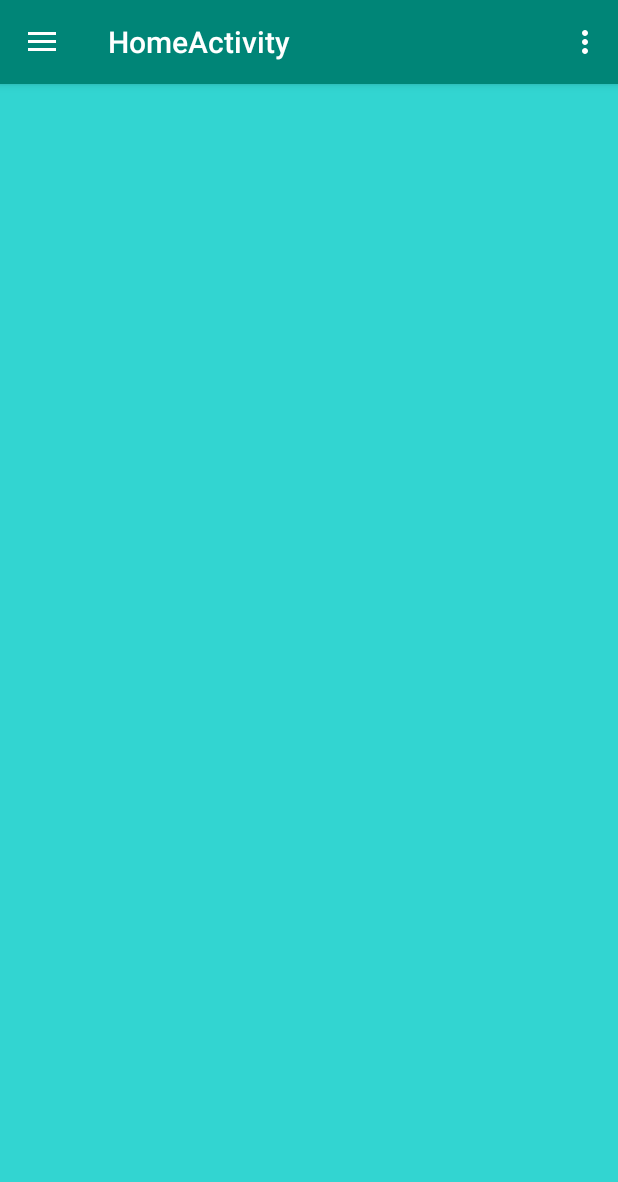
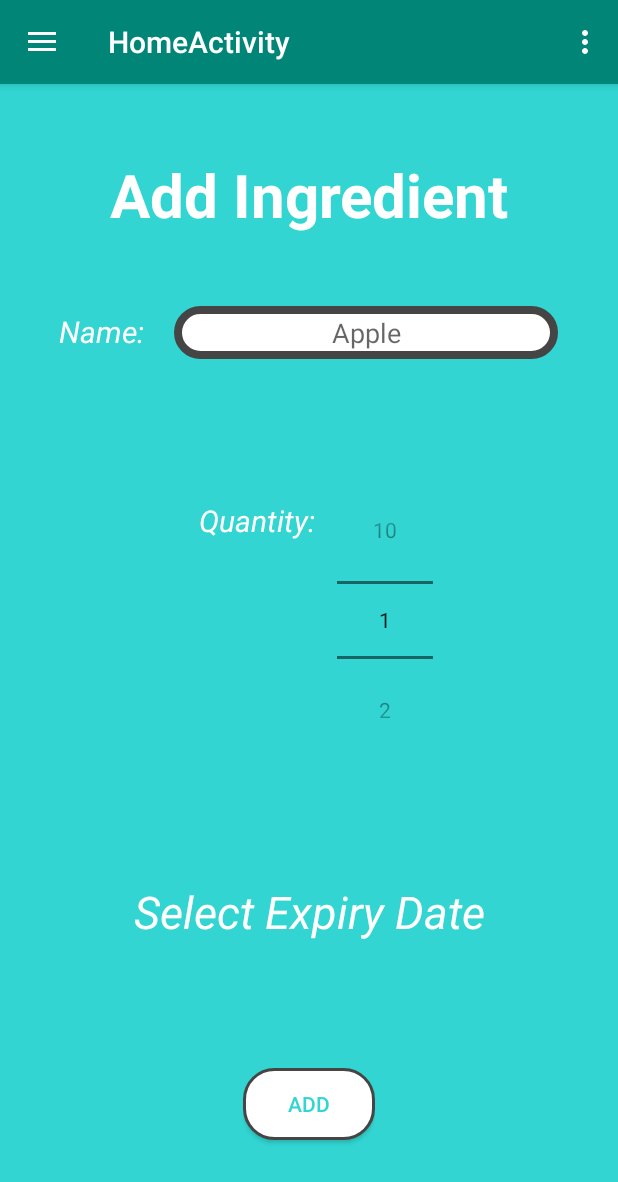
Before and after one commit to Saransh-kalra/Edith-Grocery_Management_app, an Android app: the screen it shows after launch once a user with an empty profile is signed in (NavDrawerHomeActivity), after a tap on "Scan Receipt / Add Items", on a phone screen of 412 x 824 dp. Shown: the top 1182 px of the screen. Run offline under Robolectric (Android 15) with nearby library versions, the phone set to English and light mode, and no system bars; our stand-ins replace Firebase (no records; nobody signed in at launch, a user with empty details on screens opened directly), Picasso; pictures from the network do not load; 1 other tap on this screen came first.

Commit message:
fragment add ingredient front end with quantity pick and date picker

```diff
--- a/Edith/app/src/main/java/com/example/edith/NavDrawerHomeActivity.java
+++ b/Edith/app/src/main/java/com/example/edith/NavDrawerHomeActivity.java
@@ -147,6 +147,10 @@ public class NavDrawerHomeActivity extends AppCompatActivity
         int id = item.getItemId();
 
         if (id == R.id.nav_add_items) {
+            fragmentManager = getSupportFragmentManager();
+            fragmentTransaction = fragmentManager.beginTransaction();
+            fragmentTransaction.add(R.id.container_fragment, new add_ingredient());
+            fragmentTransaction.commit();
 
         } else if (id == R.id.nav_statistics) {
 
--- /dev/null
+++ b/Edith/app/src/main/java/com/example/edith/add_ingredient.java
@@ -0,0 +1,70 @@
+package com.example.edith;
+
+import android.app.DatePickerDialog;
+import android.graphics.Color;
+import android.graphics.drawable.ColorDrawable;
+import android.os.Bundle;
+import android.view.LayoutInflater;
+import android.view.View;
+import android.view.ViewGroup;
+import android.widget.NumberPicker;
+import android.widget.TextView;
+
+import java.util.Calendar;
+
+import androidx.fragment.app.Fragment;
+
+public class add_ingredient extends Fragment {
+
+    NumberPicker mNumberPicker;
+    private TextView mDisplayDate;
+    private DatePickerDialog.OnDateSetListener mDateSetListener;
+
+    @Override
+    public void onStart() {
+        super.onStart();
+
+        mDisplayDate = getView().findViewById(R.id.ExpiryDate);
+
+        mDisplayDate.setOnClickListener(new View.OnClickListener() {
+            @Override
+            public void onClick(View view) {
+                Calendar cal = Calendar.getInstance();
+                int year = cal.get(Calendar.YEAR);
+                int month = cal.get(Calendar.MONTH);
+                int day = cal.get(Calendar.DAY_OF_MONTH);
+
+                DatePickerDialog dialog = new DatePickerDialog(
+                        getActivity(),
+                        android.R.style.Theme_Holo_Light_Dialog_MinWidth,
+                        mDateSetListener,
+                        year,month,day);
+                dialog.getWindow().setBackgroundDrawable(new ColorDrawable(Color.TRANSPARENT));
+                dialog.show();
+            }
+        });
+
+        int minValue = 1;
+        int maxValue = 10;
+        int step = 1;
+
+        String[] numberValues = new String[maxValue/minValue];
+
+        for (int i = minValue; i <= maxValue; i+= step)
+        {
+            numberValues[(i/step)-1] = String.valueOf(i);
+        }
+
+        mNumberPicker = getView().findViewById(R.id.number_picker);
+
+        mNumberPicker.setMinValue(1);
+        mNumberPicker.setMaxValue(10);
+    }
+
+    @Override
+    public View onCreateView(LayoutInflater inflater, ViewGroup container,
+                             Bundle savedInstanceState) {
+        // Inflate the layout for this fragment
+        return inflater.inflate(R.layout.activity_add_ingredient, container, false);
+    }
+}
--- /dev/null
+++ b/Edith/app/src/main/res/layout/activity_add_ingredient.xml
@@ -0,0 +1,173 @@
+<?xml version="1.0" encoding="utf-8"?>
+<RelativeLayout
+    xmlns:android="http://schemas.android.com/apk/res/android"
+    xmlns:app="http://schemas.android.com/apk/res-auto"
+    xmlns:tools="http://schemas.android.com/tools"
+    android:layout_width="match_parent"
+    android:layout_height="match_parent"
+    android:background="#32d5d1">
+
+    <LinearLayout
+        android:layout_width="match_parent"
+        android:layout_marginTop="20dp"
+        android:layout_height="match_parent"
+        android:layout_weight = "1"
+        android:orientation="vertical">
+
+        <LinearLayout
+            android:layout_width="match_parent"
+            android:layout_height="wrap_content"
+            android:gravity="center"
+            android:layout_weight="1"
+            android:orientation="horizontal">
+
+            <TextView
+                android:id="@+id/textView5"
+                android:layout_width="wrap_content"
+                android:layout_height="wrap_content"
+                android:layout_alignParentTop="true"
+                android:layout_centerHorizontal="true"
+                android:layout_weight="0.5"
+                android:gravity="center"
+                android:text="Add Ingredient"
+                android:textColor="#ffffff"
+                android:textSize="40sp"
+                android:textStyle="bold"
+                app:layout_constraintEnd_toEndOf="parent"
+                app:layout_constraintStart_toStartOf="parent"
+                app:layout_constraintTop_toTopOf="parent" />
+        </LinearLayout>
+
+        <LinearLayout
+            android:layout_width="wrap_content"
+            android:layout_height="wrap_content"
+            android:layout_gravity="center"
+            android:layout_margin="10dp"
+            android:layout_weight="1"
+            android:orientation="horizontal">
+
+            <TextView
+                android:id="@+id/textView7"
+                android:layout_width="wrap_content"
+                android:layout_height="wrap_content"
+                android:layout_alignLeft="@+id/textView8"
+                android:layout_alignParentTop="true"
+                android:layout_alignStart="@+id/textView8"
+                android:layout_margin="10dp"
+                android:layout_weight="1"
+                android:gravity="center"
+                android:text="Name:"
+                android:textColor="#ffffff"
+                android:textSize="20sp"
+                android:textStyle="normal|italic"
+                tools:layout_editor_absoluteX="35dp"
+                tools:layout_editor_absoluteY="140dp" />
+
+            <EditText
+                android:id="@+id/ingredient_name"
+                android:layout_width="wrap_content"
+                android:layout_height="wrap_content"
+                android:layout_below="@+id/textView6"
+                android:layout_centerHorizontal="true"
+                android:layout_margin="10dp"
+                android:padding="5dp"
+                android:ems="12"
+                android:background="@drawable/edit_text_border"
+                android:textAlignment="center"
+                android:hint="Apple"
+                android:inputType="textEmailAddress"
+                app:layout_constraintEnd_toEndOf="parent"
+                app:layout_constraintHorizontal_bias="0.502"
+                app:layout_constraintStart_toStartOf="parent"
+                tools:layout_editor_absoluteY="124dp" />
+        </LinearLayout>
+
+        <LinearLayout
+            android:layout_width="wrap_content"
+            android:layout_height="wrap_content"
+            android:layout_gravity="center"
+            android:layout_margin="10dp"
+            android:layout_weight="1"
+            android:orientation="horizontal">
+
+            <TextView
+                android:id="@+id/textView10"
+                android:layout_width="wrap_content"
+                android:layout_height="wrap_content"
+                android:layout_alignParentBottom="true"
+                android:layout_margin="10dp"
+                android:layout_toLeftOf="@+id/email"
+                android:layout_toStartOf="@+id/email"
+                android:layout_weight="1"
+                android:gravity="center"
+                android:text="Quantity: "
+                android:textColor="#ffffff"
+                android:textSize="20sp"
+                android:textStyle="normal|italic"
+                tools:layout_editor_absoluteX="35dp"
+                tools:layout_editor_absoluteY="300dp" />
+            <NumberPicker
+                android:id="@+id/number_picker"
+                android:layout_width="wrap_content"
+                android:layout_height="wrap_content"
+                app:layout_constraintBottom_toBottomOf="parent"
+                app:layout_constraintStart_toStartOf="parent"
+                app:layout_constraintTop_toTopOf="parent"
+                app:layout_constraintHorizontal_chainStyle="packed"/>
+
+        </LinearLayout>
+
+        <LinearLayout
+            android:layout_width="wrap_content"
+            android:layout_height="wrap_content"
+            android:layout_gravity="center"
+            android:layout_margin="10dp"
+            android:layout_weight="1"
+            android:orientation="horizontal">
+
+            <TextView
+                android:id="@+id/ExpiryDate"
+                android:layout_width="wrap_content"
+                android:layout_height="wrap_content"
+                android:layout_alignBottom="@+id/dietary_preference"
+                android:layout_alignParentLeft="true"
+                android:layout_alignParentStart="true"
+                android:layout_margin="10dp"
+                android:layout_marginStart="11dp"
+                android:gravity="center"
+                android:text="Select Expiry Date"
+                android:textColor="#ffffff"
+                android:textSize="30sp"
+                android:textStyle="normal|italic"
+                tools:layout_editor_absoluteX="35dp"
+                tools:layout_editor_absoluteY="352dp"
+                android:clickable="true"/>
+
+        </LinearLayout>
+
+        <LinearLayout
+            android:layout_width="wrap_content"
+            android:layout_height="wrap_content"
+            android:layout_gravity="center"
+            android:layout_margin="10dp"
+            android:layout_weight="1"
+            android:orientation="vertical">
+
+            <Button
+                android:id="@+id/add_ingredient"
+                android:layout_width="wrap_content"
+                android:layout_height="wrap_content"
+                android:layout_alignParentBottom="true"
+                android:layout_centerHorizontal="true"
+                android:text="Add"
+                app:layout_constraintEnd_toEndOf="parent"
+                app:layout_constraintStart_toStartOf="parent"
+                android:background="@drawable/edit_button_border"
+                android:gravity="center"
+                android:textColor="#32d5d1" />
+
+
+        </LinearLayout>
+    </LinearLayout>
+
+</RelativeLayout>
--- a/Edith/app/src/main/res/layout/activity_sign_up.xml
+++ b/Edith/app/src/main/res/layout/activity_sign_up.xml
@@ -165,7 +165,6 @@
             android:layout_height="wrap_content"
             android:layout_gravity="center"
             android:layout_margin="10dp"
-
             android:orientation="horizontal">
 
             <TextView
--- /dev/null
+++ b/Edith/app/src/main/res/layout/fragment_add_ingredient.xml
@@ -0,0 +1,14 @@
+<?xml version="1.0" encoding="utf-8"?>
+<LinearLayout xmlns:android="http://schemas.android.com/apk/res/android"
+    xmlns:tools="http://schemas.android.com/tools"
+    android:layout_width="match_parent"
+    android:layout_height="match_parent"
+    tools:orientation="vertical">
+
+    <fragment
+        android:name="com.example.edith.add_ingredient"
+        android:id="@+id/fragment_add_ingredient"
+        android:layout_width="match_parent"
+        android:layout_height="match_parent" />
+
+</LinearLayout>
```
Also changed, not shown: 36 other files.
